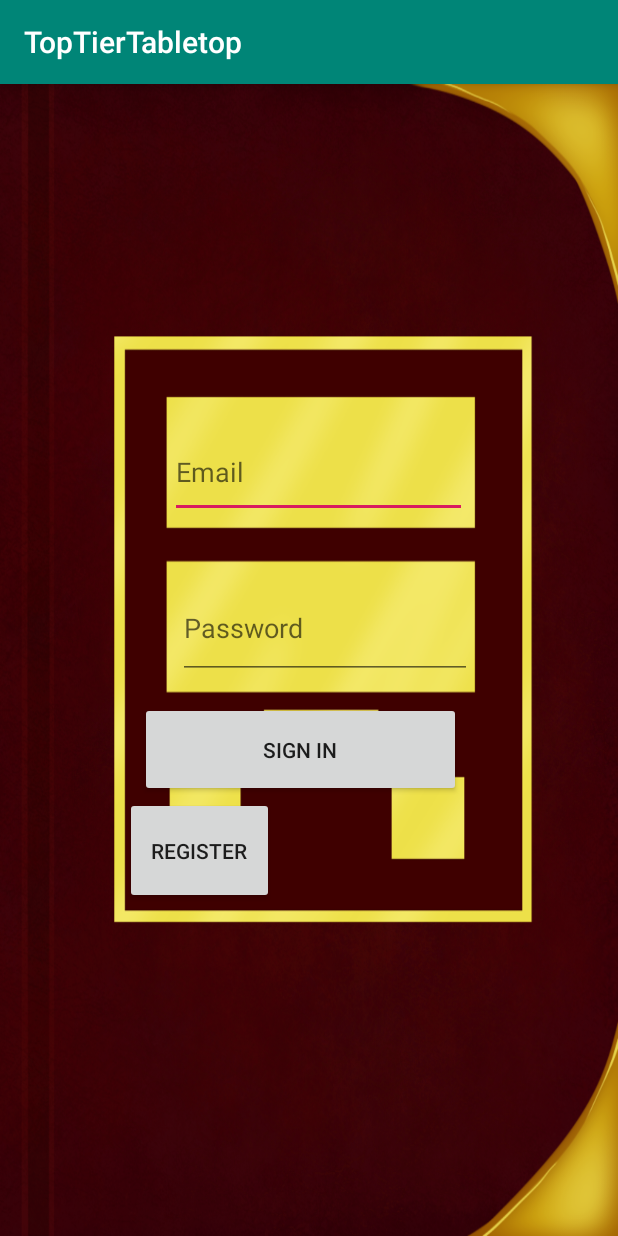
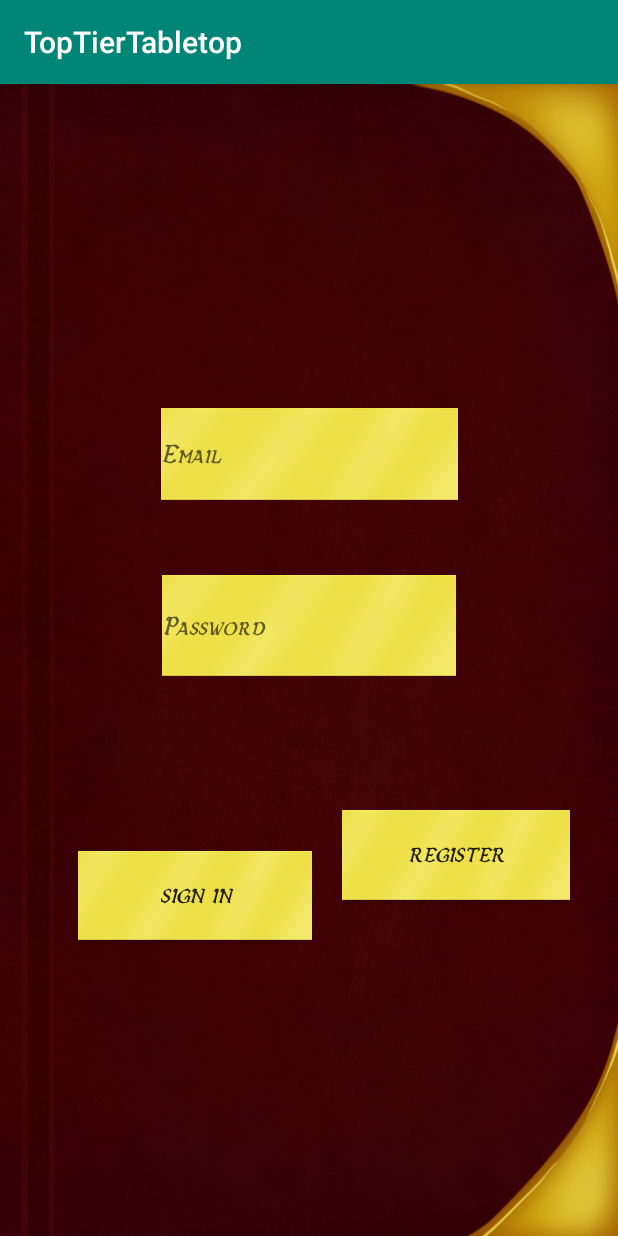
Before and after one commit to christiancrossbaugh/TopTierTabletop, an Android app: the screen it shows after launch (LoginPage), on a phone screen of 412 x 824 dp. Run offline under Robolectric (Android 15) with nearby library versions, the phone set to English and light mode, and no system bars; our stand-ins replace Firebase (no records; nobody signed in at launch, a user with empty details on screens opened directly).

Commit message:
Added art assets and font, modified login page with new assets

```diff
--- /dev/null
+++ b/app/src/main/res/font/vecnafam.xml
@@ -0,0 +1,7 @@
+<?xml version="1.0" encoding="utf-8"?>
+<font-family xmlns:android="http://schemas.android.com/apk/res/android">
+    <font
+        android:fontStyle="normal"
+        android:fontWeight="400"
+        android:font="@font/vecna" />
+</font-family>
--- a/app/src/main/res/layout/activity_home_page.xml
+++ b/app/src/main/res/layout/activity_home_page.xml
@@ -33,15 +33,17 @@
 
     <Button
         android:id="@+id/newCharacterButton"
-        android:layout_width="131dp"
-        android:layout_height="81dp"
+        android:layout_width="95dp"
+        android:layout_height="112dp"
+        android:background="@drawable/icon_book"
+        android:fontFamily="@font/vecna"
         android:text="NEW CHARACTER"
         app:layout_constraintBottom_toBottomOf="parent"
         app:layout_constraintEnd_toEndOf="parent"
-        app:layout_constraintHorizontal_bias="0.644"
+        app:layout_constraintHorizontal_bias="0.783"
         app:layout_constraintStart_toEndOf="@+id/newgameButton"
         app:layout_constraintTop_toBottomOf="@+id/partyButton"
-        app:layout_constraintVertical_bias="0.032" />
+        app:layout_constraintVertical_bias="0.093" />
 
     <Button
         android:id="@+id/signoutButton"
@@ -58,15 +60,16 @@
 
     <Button
         android:id="@+id/partyButton"
-        android:layout_width="wrap_content"
-        android:layout_height="wrap_content"
+        android:layout_width="79dp"
+        android:layout_height="98dp"
         android:layout_marginTop="50dp"
-        android:layout_marginEnd="32dp"
-        android:layout_marginRight="32dp"
+        android:layout_marginEnd="24dp"
+        android:layout_marginRight="24dp"
+        android:background="@drawable/icon_book"
         android:text="@string/party_page"
         app:layout_constraintBottom_toBottomOf="parent"
         app:layout_constraintEnd_toEndOf="parent"
         app:layout_constraintTop_toTopOf="parent"
-        app:layout_constraintVertical_bias="0.112" />
+        app:layout_constraintVertical_bias="0.092" />
 
 </androidx.constraintlayout.widget.ConstraintLayout>
--- a/app/src/main/res/layout/activity_login.xml
+++ b/app/src/main/res/layout/activity_login.xml
@@ -5,87 +5,81 @@
     android:id="@+id/container"
     android:layout_width="match_parent"
     android:layout_height="match_parent"
-    android:background="@drawable/login_page"
+    android:background="@drawable/icon_book"
     android:paddingLeft="@dimen/activity_horizontal_margin"
     android:paddingTop="@dimen/activity_vertical_margin"
     android:paddingRight="@dimen/activity_horizontal_margin"
     android:paddingBottom="@dimen/activity_vertical_margin"
     tools:context=".LoginPage">
 
-    <LinearLayout
-        android:id="@+id/linearLayout"
-        android:layout_width="245dp"
-        android:layout_height="737dp"
-        android:layout_marginTop="75dp"
-        android:layout_marginBottom="30dp"
-        android:orientation="vertical"
-        app:layout_constraintBottom_toBottomOf="parent"
-        app:layout_constraintEnd_toEndOf="parent"
-        app:layout_constraintStart_toStartOf="parent"
-        app:layout_constraintTop_toTopOf="parent">
-
     <EditText
         android:id="@+id/username"
         android:layout_width="198dp"
         android:layout_height="61dp"
-            android:layout_marginStart="30dp"
-            android:layout_marginLeft="30dp"
-            android:layout_marginTop="190dp"
 
-            android:layout_marginEnd="24dp"
+        android:layout_marginTop="200dp"
+        android:background="@drawable/icon_gold"
+        android:fontFamily="@font/vecna"
         android:hint="@string/prompt_email"
         android:inputType="textEmailAddress"
-            android:selectAllOnFocus="true" />
+        android:selectAllOnFocus="true"
+        app:layout_constraintEnd_toEndOf="parent"
+        app:layout_constraintStart_toStartOf="parent"
+        app:layout_constraintTop_toTopOf="parent" />
 
     <EditText
         android:id="@+id/password"
         android:layout_width="196dp"
         android:layout_height="67dp"
-            android:layout_marginStart="35dp"
-            android:layout_marginLeft="35dp"
-            android:layout_marginTop="40dp"
 
-            android:layout_marginEnd="148dp"
-            android:layout_marginRight="148dp"
+        android:layout_marginStart="88dp"
+        android:layout_marginLeft="88dp"
+        android:layout_marginTop="50dp"
+        android:layout_marginEnd="88dp"
+        android:layout_marginRight="88dp"
+        android:background="@drawable/icon_gold"
+        android:fontFamily="@font/vecna"
         android:hint="@string/prompt_password"
         android:imeActionLabel="@string/action_sign_in_short"
         android:imeOptions="actionDone"
         android:inputType="textPassword"
         android:selectAllOnFocus="true"
-            app:layout_constraintEnd_toEndOf="parent" />
+        app:layout_constraintEnd_toEndOf="parent"
+        app:layout_constraintStart_toStartOf="parent"
+        app:layout_constraintTop_toBottomOf="@+id/username" />
 
     <Button
         android:id="@+id/login"
-            android:layout_width="214dp"
-            android:layout_height="63dp"
+        android:layout_width="156dp"
+        android:layout_height="59dp"
         android:layout_gravity="start"
-            android:layout_marginStart="10dp"
-            android:layout_marginLeft="10dp"
-            android:layout_marginTop="15dp"
+        android:layout_marginStart="16dp"
+        android:layout_marginLeft="16dp"
+        android:layout_marginTop="65dp"
+        android:background="@drawable/icon_gold"
         android:enabled="false"
-            android:text="@string/action_sign_in" />
+        android:fontFamily="@font/vecna"
+        android:text="@string/action_sign_in"
+        app:layout_constraintBottom_toBottomOf="parent"
+        app:layout_constraintEnd_toStartOf="@+id/register"
+        app:layout_constraintStart_toStartOf="parent"
+        app:layout_constraintTop_toTopOf="parent"
+        app:layout_constraintVertical_bias="0.703" />
 
     <Button
         android:id="@+id/register"
-            android:layout_width="99dp"
-            android:layout_height="71dp"
+        android:layout_width="152dp"
+        android:layout_height="60dp"
         android:layout_gravity="start"
-            android:layout_marginEnd="120dp"
-            android:layout_marginRight="120dp"
-            android:layout_marginBottom="70dp"
+        android:layout_marginTop="260dp"
+        android:layout_marginEnd="16dp"
+        android:layout_marginRight="16dp"
+        android:background="@drawable/icon_gold"
         android:enabled="false"
-            android:text="@string/action_register" />
-
-        <ProgressBar
-            android:id="@+id/loading"
-            android:layout_width="wrap_content"
-            android:layout_height="wrap_content"
-            android:layout_gravity="center"
-            android:layout_marginStart="32dp"
-            android:layout_marginTop="64dp"
-            android:layout_marginEnd="32dp"
-            android:layout_marginBottom="64dp"
-            android:visibility="gone" />
-    </LinearLayout>
+        android:fontFamily="@font/vecna"
+        android:text="@string/action_register"
+        app:layout_constraintBottom_toBottomOf="parent"
+        app:layout_constraintEnd_toEndOf="parent"
+        app:layout_constraintTop_toTopOf="parent" />
 
 </androidx.constraintlayout.widget.ConstraintLayout>
```
Also changed, not shown: app/src/main/res/drawable/icon_book.png (added), app/src/main/res/drawable/icon_gold.png (added), app/src/main/res/font/vecna.ttf (added). Lines whose indentation alone changed are shown as unchanged.
